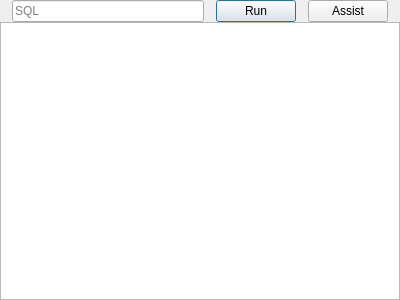
First picture: the form in custumsql.ui, repository informationsea/Hyokai, before the edit.
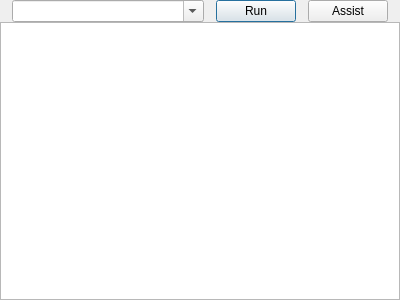
Second picture: the form after the edit.

Commit message: add CustumSql History

```diff
--- a/custumsql.ui
+++ b/custumsql.ui
@@ -32,9 +32,18 @@
       <number>12</number>
      </property>
      <item>
-      <widget class="QLineEdit" name="lineEdit">
-       <property name="placeholderText">
-        <string>SQL</string>
+      <widget class="QComboBox" name="sql">
+       <property name="sizePolicy">
+        <sizepolicy hsizetype="Expanding" vsizetype="Fixed">
+         <horstretch>0</horstretch>
+         <verstretch>0</verstretch>
+        </sizepolicy>
+       </property>
+       <property name="editable">
+        <bool>true</bool>
+       </property>
+       <property name="insertPolicy">
+        <enum>QComboBox::NoInsert</enum>
        </property>
       </widget>
      </item>
```
The commit also changes 2 other files.
